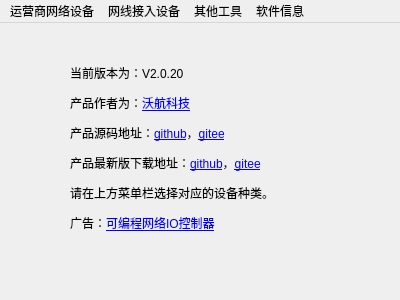
The window that mainwindow/mainwindow.ui (worldflyingct/setdevicetool) describes before a commit, drawn with Qt 5.
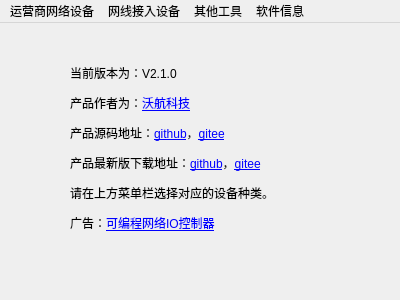
The same window after the commit. Icons and pictures are not drawn.

Commit message: 添加22版本智能设备配置功能

```diff
--- a/mainwindow/mainwindow.ui
+++ b/mainwindow/mainwindow.ui
@@ -31,7 +31,7 @@
      </rect>
     </property>
     <property name="text">
-     <string>&lt;html&gt;&lt;head/&gt;&lt;body&gt;&lt;p&gt;当前版本为：V2.0.20&lt;/p&gt;&lt;p&gt;产品作者为：&lt;a href=&quot;https://www.worldflying.cn&quot;&gt;&lt;span style=&quot; text-decoration: underline; color:#0000ff;&quot;&gt;沃航科技&lt;/span&gt;&lt;/a&gt;&lt;/p&gt;&lt;p&gt;产品源码地址：&lt;a href=&quot;https://github.com/worldflyingct/setdevicetool&quot;&gt;&lt;span style=&quot; text-decoration: underline; color:#0000ff;&quot;&gt;github&lt;/span&gt;&lt;/a&gt;，&lt;a href=&quot;https://gitee.com/worldflying/setdevicetool&quot;&gt;&lt;span style=&quot; text-decoration: underline; color:#0000ff;&quot;&gt;gitee&lt;/span&gt;&lt;/a&gt;&lt;/p&gt;&lt;p&gt;产品最新版下载地址：&lt;a href=&quot;https://github.com/worldflyingct/setdevicetool/releases&quot;&gt;&lt;span style=&quot; text-decoration: underline; color:#0000ff;&quot;&gt;github&lt;/span&gt;&lt;/a&gt;，&lt;a href=&quot;https://gitee.com/worldflying/setdevicetool/releases&quot;&gt;&lt;span style=&quot; text-decoration: underline; color:#0000ff;&quot;&gt;gitee&lt;/span&gt;&lt;/a&gt;&lt;/p&gt;&lt;p&gt;请在上方菜单栏选择对应的设备种类。&lt;/p&gt;&lt;p&gt;广告：&lt;a href=&quot;https://www.worldflying.cn/product-type-programio.html&quot;&gt;&lt;span style=&quot; text-decoration: underline; color:#0000ff;&quot;&gt;可编程网络IO控制器&lt;/span&gt;&lt;/a&gt;&lt;/p&gt;&lt;/body&gt;&lt;/html&gt;</string>
+     <string>&lt;html&gt;&lt;head/&gt;&lt;body&gt;&lt;p&gt;当前版本为：V2.1.0&lt;/p&gt;&lt;p&gt;产品作者为：&lt;a href=&quot;https://www.worldflying.cn&quot;&gt;&lt;span style=&quot; text-decoration: underline; color:#0000ff;&quot;&gt;沃航科技&lt;/span&gt;&lt;/a&gt;&lt;/p&gt;&lt;p&gt;产品源码地址：&lt;a href=&quot;https://github.com/worldflyingct/setdevicetool&quot;&gt;&lt;span style=&quot; text-decoration: underline; color:#0000ff;&quot;&gt;github&lt;/span&gt;&lt;/a&gt;，&lt;a href=&quot;https://gitee.com/worldflying/setdevicetool&quot;&gt;&lt;span style=&quot; text-decoration: underline; color:#0000ff;&quot;&gt;gitee&lt;/span&gt;&lt;/a&gt;&lt;/p&gt;&lt;p&gt;产品最新版下载地址：&lt;a href=&quot;https://github.com/worldflyingct/setdevicetool/releases&quot;&gt;&lt;span style=&quot; text-decoration: underline; color:#0000ff;&quot;&gt;github&lt;/span&gt;&lt;/a&gt;，&lt;a href=&quot;https://gitee.com/worldflying/setdevicetool/releases&quot;&gt;&lt;span style=&quot; text-decoration: underline; color:#0000ff;&quot;&gt;gitee&lt;/span&gt;&lt;/a&gt;&lt;/p&gt;&lt;p&gt;请在上方菜单栏选择对应的设备种类。&lt;/p&gt;&lt;p&gt;广告：&lt;a href=&quot;https://www.worldflying.cn/product-type-programio.html&quot;&gt;&lt;span style=&quot; text-decoration: underline; color:#0000ff;&quot;&gt;可编程网络IO控制器&lt;/span&gt;&lt;/a&gt;&lt;/p&gt;&lt;/body&gt;&lt;/html&gt;</string>
     </property>
     <property name="openExternalLinks">
      <bool>true</bool>
```
Left out of the diff: 9 changed lines with no effect on the pictures. The commit also changes 7 other files.
